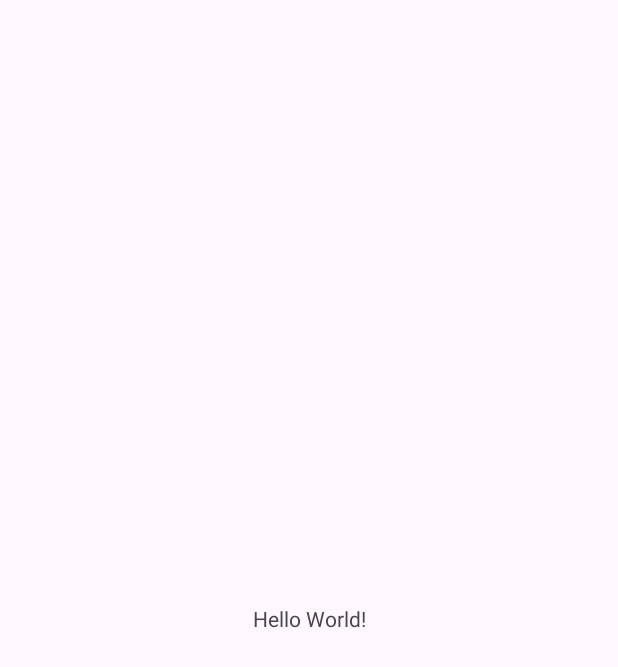
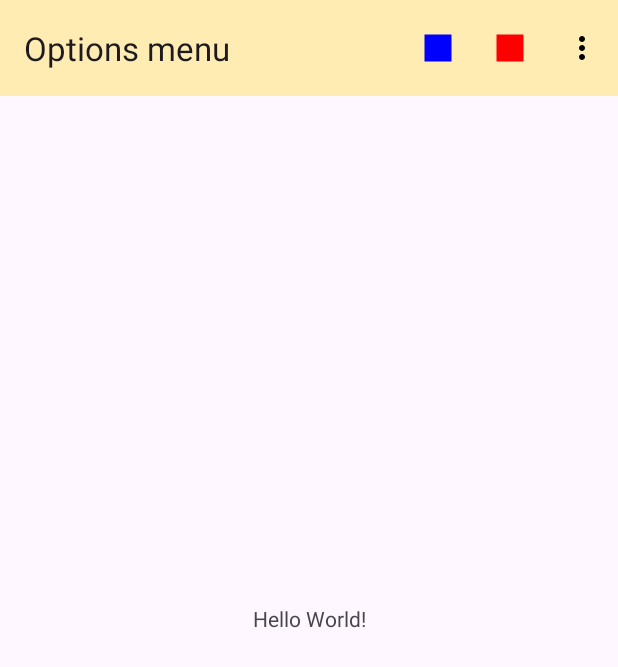
Before and after one commit to ionnomirai/Android_programming, an Android app: the screen it shows after launch (MainActivity), on a phone screen of 412 x 824 dp. Before the commit the part shown is almost empty. Shown: the top 667 px of the screen. Run offline under Robolectric (Android 15) with nearby library versions, the phone set to English and light mode, and no system bars.

Commit message:
Added menu.
- icons for the menu were created;
- menu file was created and filled;
- Toolbar was added to activity_main.xml, where the menu file was connected.

```diff
--- /dev/null
+++ b/Options_menu_n00/app/src/main/res/drawable/ic_more_vert_24.xml
@@ -0,0 +1,5 @@
+<vector xmlns:android="http://schemas.android.com/apk/res/android" android:height="24dp" android:tint="#000000" android:viewportHeight="24" android:viewportWidth="24" android:width="24dp">
+
+    <path android:fillColor="@android:color/white" android:pathData="M12,8c1.1,0 2,-0.9 2,-2s-0.9,-2 -2,-2 -2,0.9 -2,2 0.9,2 2,2zM12,10c-1.1,0 -2,0.9 -2,2s0.9,2 2,2 2,-0.9 2,-2 -0.9,-2 -2,-2zM12,16c-1.1,0 -2,0.9 -2,2s0.9,2 2,2 2,-0.9 2,-2 -0.9,-2 -2,-2z"/>
+
+</vector>
--- /dev/null
+++ b/Options_menu_n00/app/src/main/res/drawable/ic_square_24.xml
@@ -0,0 +1,5 @@
+<vector xmlns:android="http://schemas.android.com/apk/res/android" android:height="24dp" android:tint="#000000" android:viewportHeight="24" android:viewportWidth="24" android:width="24dp">
+
+    <path android:fillColor="@android:color/white" android:pathData="M3,3h18v18h-18z"/>
+
+</vector>
--- a/Options_menu_n00/app/src/main/res/layout/activity_main.xml
+++ b/Options_menu_n00/app/src/main/res/layout/activity_main.xml
@@ -6,6 +6,20 @@
     android:layout_width="match_parent"
     android:layout_height="match_parent"
     tools:context=".MainActivity">
+
+    <androidx.appcompat.widget.Toolbar
+        android:id="@+id/tb1"
+        app:title="@string/toolbar_name"
+        android:backgroundTint="@color/light_yellow"
+        android:layout_width="match_parent"
+        android:layout_height="wrap_content"
+        android:background="?attr/colorPrimary"
+        android:minHeight="?attr/actionBarSize"
+        android:theme="?attr/actionBarTheme"
+        app:layout_constraintEnd_toEndOf="parent"
+        app:layout_constraintStart_toStartOf="parent"
+        app:layout_constraintTop_toTopOf="parent"
+        app:menu="@menu/menu_colors" />
 
     <TextView
         android:layout_width="wrap_content"
--- /dev/null
+++ b/Options_menu_n00/app/src/main/res/menu/menu_colors.xml
@@ -0,0 +1,57 @@
+<?xml version="1.0" encoding="utf-8"?>
+<menu
+    xmlns:android="http://schemas.android.com/apk/res/android"
+    xmlns:app="http://schemas.android.com/apk/res-auto">
+
+    <item
+        android:id="@+id/iBlue"
+        android:title="@string/blue_color_item"
+        android:icon="@drawable/ic_square_24"
+        app:iconTint="@color/blue"
+        app:showAsAction="ifRoom" />
+
+    <item
+        android:id="@+id/iRed"
+        android:title="@string/red_color_item"
+        android:icon="@drawable/ic_square_24"
+        app:iconTint="@color/red"
+        app:showAsAction="ifRoom"/>
+
+    <item
+        android:id="@+id/iContainer"
+        android:title="@string/item_container"
+        android:icon="@drawable/ic_more_vert_24"
+        app:showAsAction="always">
+
+        <menu>
+            <item
+                android:id="@+id/iGreen"
+                android:title="@string/green_color_item"
+                android:icon="@drawable/ic_square_24"
+                app:iconTint="@color/green"
+                app:showAsAction="ifRoom" />
+
+            <item
+                android:id="@+id/iYellow"
+                android:title="@string/yellow_color_item"
+                android:icon="@drawable/ic_square_24"
+                app:iconTint="@color/yellow"
+                app:showAsAction="ifRoom" />
+
+            <item
+                android:id="@+id/iPink"
+                android:title="@string/pink_color_item"
+                android:icon="@drawable/ic_square_24"
+                app:iconTint="@color/pink"
+                app:showAsAction="ifRoom"/>
+
+            <item
+                android:id="@+id/iWhite"
+                android:title="@string/white_color_item"
+                android:icon="@drawable/ic_square_24"
+                app:iconTint="@color/white"
+                app:showAsAction="ifRoom" />
+        </menu>
+
+    </item>
+</menu>
```
